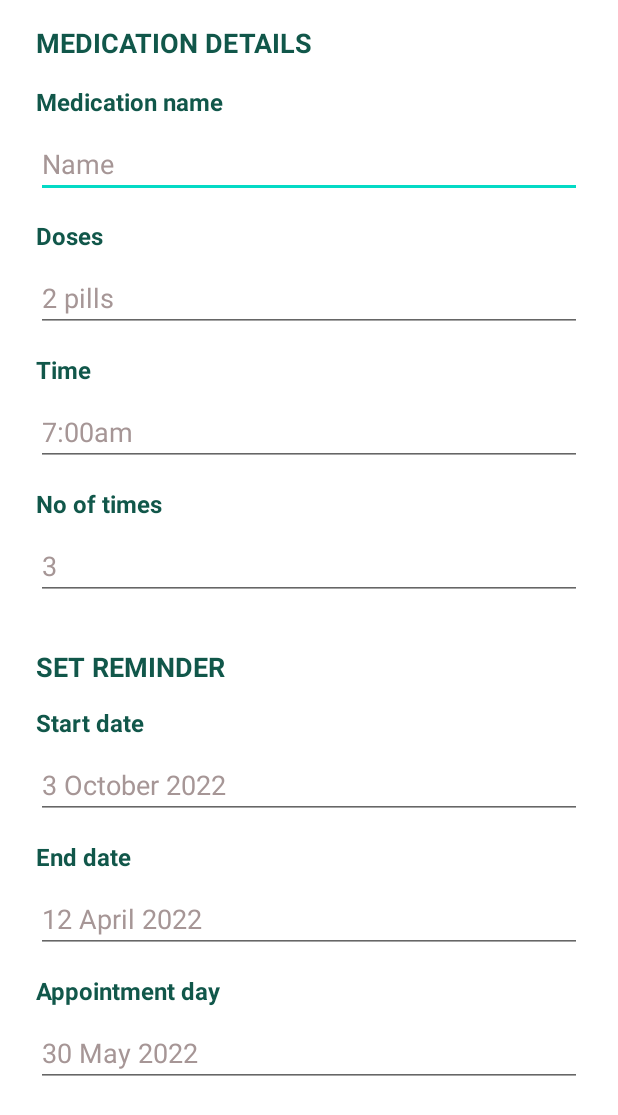
After one commit to akirachix/CareMark, an Android app: the layout activity_medication_setup.xml on its own in the app's theme, with its tools: preview values and no code run, on a phone screen of 412 x 824 dp. The commit adds this screen. Shown: the top 1115 px of the screen. Run offline under Robolectric (Android 15) with nearby library versions, the phone set to English and light mode, and no system bars.

Commit message:
Medication details form

```diff
--- a/app/src/main/java/com/example/caremark/api/ApiClient.kt
+++ b/app/src/main/java/com/example/caremark/api/ApiClient.kt
@@ -5,7 +5,7 @@ import retrofit2.converter.gson.GsonConverterFactory
 
 object ApiClient {
     var retrofit= Retrofit.Builder()
-        .baseUrl("http://127.0.0.1:8000")
+        .baseUrl("https://7f90-197-232-143-191.eu.ngrok.io")
         .addConverterFactory(GsonConverterFactory.create())
         .build()
 
--- a/app/src/main/java/com/example/caremark/ui/LoginActivity.kt
+++ b/app/src/main/java/com/example/caremark/ui/LoginActivity.kt
@@ -45,7 +45,7 @@ class LoginActivity : AppCompatActivity() {
         userViewModel.loginResponseLivedata.observe(this, Observer {loginResponse->
             saveLoginDetails(loginResponse!!)
             Toast.makeText(baseContext, loginResponse?.message, Toast.LENGTH_LONG).show()
-            startActivity(Intent(baseContext, HomeActivity::class.java))
+            startActivity(Intent(baseContext, MedicationSetupActivity::class.java))
             finish()
         })
         userViewModel.loginErrorliveData.observe(this, Observer{ error->
--- /dev/null
+++ b/app/src/main/java/com/example/caremark/ui/MedicationSetupActivity.kt
@@ -0,0 +1,12 @@
+package com.example.caremark.ui
+
+import androidx.appcompat.app.AppCompatActivity
+import android.os.Bundle
+import com.example.caremark.R
+
+class MedicationSetupActivity : AppCompatActivity() {
+    override fun onCreate(savedInstanceState: Bundle?) {
+        super.onCreate(savedInstanceState)
+        setContentView(R.layout.activity_medication_setup)
+    }
+}
--- a/app/src/main/res/layout/activity_login.xml
+++ b/app/src/main/res/layout/activity_login.xml
@@ -127,29 +127,6 @@
         app:layout_constraintEnd_toEndOf="parent"
         app:layout_constraintStart_toStartOf="parent" />
 
-    <ImageView
-        android:id="@+id/imgProfile"
-        android:layout_width="wrap_content"
-        android:layout_height="wrap_content"
-        app:layout_constraintBottom_toBottomOf="@+id/tilEmail"
-        app:layout_constraintEnd_toEndOf="@+id/tilEmail"
-        app:layout_constraintHorizontal_bias="0.11"
-        app:layout_constraintStart_toStartOf="parent"
-        app:layout_constraintTop_toTopOf="@+id/tilEmail"
-        app:srcCompat="@drawable/ic_baseline_person_24" />
-
-    <ImageView
-        android:id="@+id/imageView2"
-        android:layout_width="wrap_content"
-        android:layout_height="wrap_content"
-        android:layout_weight="1"
-        app:layout_constraintBottom_toBottomOf="@+id/tilPassword"
-        app:layout_constraintEnd_toEndOf="parent"
-        app:layout_constraintHorizontal_bias="0.11"
-        app:layout_constraintStart_toStartOf="parent"
-        app:layout_constraintTop_toTopOf="@+id/tilPassword"
-        app:srcCompat="@drawable/ic_baseline_lock_24" />
-
     <CheckBox
         android:id="@+id/checkBox"
         android:layout_width="wrap_content"
--- /dev/null
+++ b/app/src/main/res/layout/activity_medication_setup.xml
@@ -0,0 +1,257 @@
+<?xml version="1.0" encoding="utf-8"?>
+<androidx.constraintlayout.widget.ConstraintLayout xmlns:android="http://schemas.android.com/apk/res/android"
+    xmlns:app="http://schemas.android.com/apk/res-auto"
+    xmlns:tools="http://schemas.android.com/tools"
+    android:layout_width="match_parent"
+    android:layout_height="match_parent"
+    tools:context=".ui.MedicationSetupActivity">
+
+
+        <TextView
+            android:id="@+id/tvUserId"
+            android:layout_width="wrap_content"
+            android:layout_height="wrap_content"
+            android:layout_marginStart="24dp"
+            android:layout_marginTop="16dp"
+            android:text="MEDICATION DETAILS"
+            android:textColor="@color/green"
+            android:textSize="18sp"
+            android:textStyle="bold"
+            app:layout_constraintEnd_toEndOf="parent"
+            app:layout_constraintHorizontal_bias="0.0"
+            app:layout_constraintStart_toStartOf="parent"
+            app:layout_constraintTop_toTopOf="parent" />
+
+        <TextView
+            android:id="@+id/tvMedName"
+            android:layout_width="wrap_content"
+            android:layout_height="wrap_content"
+            android:layout_marginStart="24dp"
+            android:layout_marginTop="16dp"
+            android:text="Medication name"
+            android:textColor="@color/green"
+            android:textSize="16sp"
+            android:textStyle="bold"
+            app:layout_constraintEnd_toEndOf="parent"
+            app:layout_constraintHorizontal_bias="0.0"
+            app:layout_constraintStart_toStartOf="parent"
+            app:layout_constraintTop_toBottomOf="@+id/tvUserId" />
+
+        <TextView
+            android:id="@+id/tvDoses"
+            android:layout_width="wrap_content"
+            android:layout_height="wrap_content"
+            android:layout_marginStart="24dp"
+            android:layout_marginTop="14dp"
+            android:text="Doses"
+            android:textColor="#11574A"
+            android:textSize="16sp"
+            android:textStyle="bold"
+            app:layout_constraintEnd_toEndOf="parent"
+            app:layout_constraintHorizontal_bias="0.0"
+            app:layout_constraintStart_toStartOf="parent"
+            app:layout_constraintTop_toBottomOf="@+id/editTextTextPersonName" />
+
+        <TextView
+            android:id="@+id/tvTime"
+            android:layout_width="wrap_content"
+            android:layout_height="wrap_content"
+            android:layout_marginStart="24dp"
+            android:layout_marginTop="14dp"
+            android:text="Time"
+            android:textColor="@color/green"
+            android:textSize="16sp"
+            android:textStyle="bold"
+            app:layout_constraintEnd_toEndOf="parent"
+            app:layout_constraintHorizontal_bias="0.0"
+            app:layout_constraintStart_toStartOf="parent"
+            app:layout_constraintTop_toBottomOf="@+id/etDoses" />
+
+        <EditText
+            android:id="@+id/editTextTextPersonName"
+            android:layout_width="0dp"
+            android:layout_height="wrap_content"
+            android:layout_marginStart="24dp"
+            android:layout_marginTop="8dp"
+            android:layout_marginEnd="24dp"
+            android:ems="10"
+            android:inputType="textPersonName"
+            android:text="Name"
+            android:textColor="#A69696"
+            app:layout_constraintEnd_toEndOf="parent"
+            app:layout_constraintHorizontal_bias="0.0"
+            app:layout_constraintStart_toStartOf="parent"
+            app:layout_constraintTop_toBottomOf="@+id/tvMedName" />
+
+        <EditText
+            android:id="@+id/etTimes"
+            android:layout_width="0dp"
+            android:layout_height="wrap_content"
+            android:layout_marginStart="24dp"
+            android:layout_marginTop="8dp"
+            android:layout_marginEnd="24dp"
+            android:ems="10"
+            android:inputType="textPersonName"
+            android:text="7:00am"
+            android:textColor="#A69696"
+            app:layout_constraintEnd_toEndOf="parent"
+            app:layout_constraintHorizontal_bias="0.0"
+            app:layout_constraintStart_toStartOf="parent"
+            app:layout_constraintTop_toBottomOf="@+id/tvTime" />
+
+        <TextView
+            android:id="@+id/tvNoOfTimes"
+            android:layout_width="wrap_content"
+            android:layout_height="wrap_content"
+            android:layout_marginStart="24dp"
+            android:layout_marginTop="14dp"
+            android:text="No of times"
+            android:textColor="@color/green"
+            android:textSize="16sp"
+            android:textStyle="bold"
+            app:layout_constraintEnd_toEndOf="parent"
+            app:layout_constraintHorizontal_bias="0.0"
+            app:layout_constraintStart_toStartOf="parent"
+            app:layout_constraintTop_toBottomOf="@+id/etTimes" />
+
+        <EditText
+            android:id="@+id/etNoOfTimes"
+            android:layout_width="0dp"
+            android:layout_height="wrap_content"
+            android:layout_marginStart="24dp"
+            android:layout_marginTop="8dp"
+            android:layout_marginEnd="24dp"
+            android:ems="10"
+            android:inputType="textPersonName"
+            android:text="3"
+            android:textColor="#A69696"
+            app:layout_constraintEnd_toEndOf="parent"
+            app:layout_constraintHorizontal_bias="0.0"
+            app:layout_constraintStart_toStartOf="parent"
+            app:layout_constraintTop_toBottomOf="@+id/tvNoOfTimes" />
+
+        <EditText
+            android:id="@+id/etDoses"
+            android:layout_width="0dp"
+            android:layout_height="wrap_content"
+            android:layout_marginStart="24dp"
+            android:layout_marginTop="8dp"
+            android:layout_marginEnd="24dp"
+            android:ems="10"
+            android:inputType="textPersonName"
+            android:text="2 pills"
+            android:textColor="#A69696"
+            app:layout_constraintEnd_toEndOf="parent"
+            app:layout_constraintHorizontal_bias="0.0"
+            app:layout_constraintStart_toStartOf="parent"
+            app:layout_constraintTop_toBottomOf="@+id/tvDoses" />
+
+        <TextView
+            android:id="@+id/textView11"
+            android:layout_width="wrap_content"
+            android:layout_height="wrap_content"
+            android:layout_marginStart="24dp"
+            android:layout_marginTop="32dp"
+            android:text="SET REMINDER"
+            android:textColor="@color/green"
+            android:textSize="18sp"
+            android:textStyle="bold"
+            app:layout_constraintEnd_toEndOf="parent"
+            app:layout_constraintHorizontal_bias="0.0"
+            app:layout_constraintStart_toStartOf="parent"
+            app:layout_constraintTop_toBottomOf="@+id/etNoOfTimes" />
+
+        <TextView
+            android:id="@+id/tvStartDate"
+            android:layout_width="wrap_content"
+            android:layout_height="wrap_content"
+            android:layout_marginStart="24dp"
+            android:layout_marginTop="14dp"
+            android:text="Start date"
+            android:textSize="16sp"
+            android:textStyle="bold"
+            android:textColor="@color/green"
+            app:layout_constraintEnd_toEndOf="parent"
+            app:layout_constraintHorizontal_bias="0.0"
+            app:layout_constraintStart_toStartOf="parent"
+            app:layout_constraintTop_toBottomOf="@+id/textView11" />
+
+        <EditText
+            android:id="@+id/etStartDate"
+            android:layout_width="0dp"
+            android:layout_height="wrap_content"
+            android:layout_marginStart="24dp"
+            android:layout_marginTop="8dp"
+            android:layout_marginEnd="24dp"
+            android:ems="10"
+            android:inputType="textPersonName"
+            android:text="3 October 2022"
+            android:textColor="#A69696"
+            app:layout_constraintEnd_toEndOf="parent"
+            app:layout_constraintHorizontal_bias="0.0"
+            app:layout_constraintStart_toStartOf="parent"
+            app:layout_constraintTop_toBottomOf="@+id/tvStartDate" />
+
+        <TextView
+            android:id="@+id/tvEndDate"
+            android:layout_width="wrap_content"
+            android:layout_height="wrap_content"
+            android:layout_marginStart="24dp"
+            android:layout_marginTop="14dp"
+            android:text="End date"
+            android:textSize="16sp"
+            android:textStyle="bold"
+            android:textColor="@color/green"
+            app:layout_constraintEnd_toEndOf="parent"
+            app:layout_constraintHorizontal_bias="0.0"
+            app:layout_constraintStart_toStartOf="parent"
+            app:layout_constraintTop_toBottomOf="@+id/etStartDate" />
+
+        <EditText
+            android:id="@+id/etEndDate"
+            android:layout_width="0dp"
+            android:layout_height="wrap_content"
+            android:layout_marginStart="24dp"
+            android:layout_marginTop="8dp"
+            android:layout_marginEnd="24dp"
+            android:ems="10"
+            android:inputType="textPersonName"
+            android:text="12 April 2022"
+            android:textColor="#A69696"
+            app:layout_constraintEnd_toEndOf="parent"
+            app:layout_constraintHorizontal_bias="0.0"
+            app:layout_constraintStart_toStartOf="parent"
+            app:layout_constraintTop_toBottomOf="@+id/tvEndDate" />
+
+        <TextView
+            android:id="@+id/textView14"
+            android:layout_width="wrap_content"
+            android:layout_height="wrap_content"
+            android:layout_marginStart="24dp"
+            android:layout_marginTop="14dp"
+            android:text="Appointment day "
+            android:textSize="16sp"
+            android:textStyle="bold"
+            android:textColor="@color/green"
+            app:layout_constraintEnd_toEndOf="parent"
+            app:layout_constraintHorizontal_bias="0.0"
+            app:layout_constraintStart_toStartOf="parent"
+            app:layout_constraintTop_toBottomOf="@+id/etEndDate" />
+
+        <EditText
+            android:id="@+id/etAppointment"
+            android:layout_width="0dp"
+            android:layout_height="wrap_content"
+            android:layout_marginStart="24dp"
+            android:layout_marginTop="8dp"
+            android:layout_marginEnd="24dp"
+            android:ems="10"
+            android:inputType="textPersonName"
+            android:text="30 May 2022"
+            android:textColor="#A69696"
+            app:layout_constraintEnd_toEndOf="parent"
+            app:layout_constraintHorizontal_bias="0.0"
+            app:layout_constraintStart_toStartOf="parent"
+            app:layout_constraintTop_toBottomOf="@+id/textView14" />
+
+</androidx.constraintlayout.widget.ConstraintLayout>
--- a/app/src/main/res/values/themes.xml
+++ b/app/src/main/res/values/themes.xml
@@ -1,6 +1,6 @@
 <resources xmlns:tools="http://schemas.android.com/tools">
     <!-- Base application theme. -->
-    <style name="Theme.CareMark" parent="Theme.MaterialComponents.DayNight.DarkActionBar">
+    <style name="Theme.CareMark" parent="Theme.MaterialComponents.DayNight.NoActionBar">
         <!-- Primary brand color. -->
         <item name="colorPrimary">@color/purple_500</item>
         <item name="colorPrimaryVariant">@color/purple_700</item>
```
Also changed, not shown: app/src/main/AndroidManifest.xml (+15 -7 lines).
